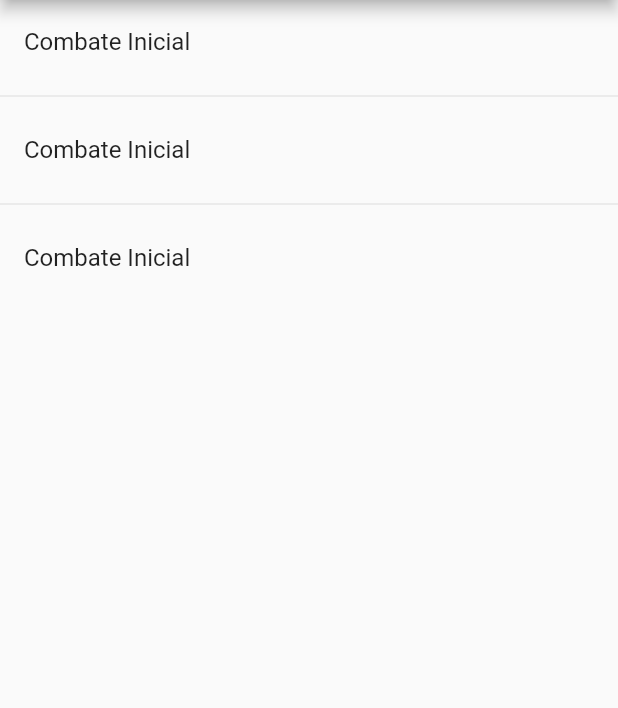
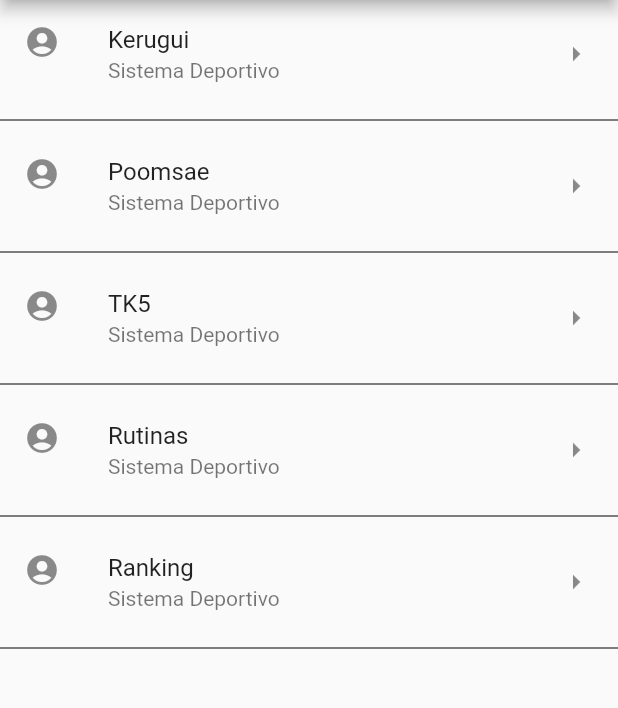
Before and after one commit to QuispeRosasGabriel/FlutterApp, a Flutter app: the screen it shows after launch, on a phone screen of 412 x 824 dp, the part 84-792 px from its top. Run offline on Flutter 3.47's test engine with Material 2 defaults, Android fonts, the phone set to English and light mode, and no system bars.

Commit message:
trailing and leading

```diff
--- a/lib/src/pages/home_theme.dart
+++ b/lib/src/pages/home_theme.dart
@@ -1,27 +1,52 @@
 import 'package:flutter/material.dart';
 
 class HomePageTemp extends StatelessWidget {
+  final opciones = ['Kerugui', 'Poomsae', 'TK5', 'Rutinas', 'Ranking'];
+
   @override
   Widget build(BuildContext context) {
     return Scaffold(
       appBar: (AppBar(title: Text("Componentes APP"))),
       body: ListView(
-        children: <Widget>[
-          ListTile(
-            title: Text("Combate Inicial"),
-          ),
-          // Coloca una raya como un hr
-          // Divider(),
-          Divider(),
-          ListTile(
-            title: Text("Combate Inicial"),
-          ),
-          Divider(),
-          ListTile(
-            title: Text("Combate Inicial"),
-          )
-        ],
+        // children: _crearItems(),
+        children: _crearItemsCortos(),
       ),
     );
   }
+
+  List<Widget> _crearItems() {
+    List<Widget> lista = new List<Widget>();
+    for (String opt in opciones) {
+      final tempWidget = ListTile(
+        title: Text(opt),
+      );
+      lista
+        ..add(tempWidget)
+        ..add(Divider(
+          color: Colors.black,
+        ));
+    }
+
+    return lista;
+  }
+
+  List<Widget> _crearItemsCortos() {
+    return opciones
+        .map((item) => Column(
+              children: <Widget>[
+                ListTile(
+                  title: Text(item),
+                  subtitle: Text("Sistema Deportivo"),
+                  //Leading coloca items delante del contenido mientras que trailing al final
+                  leading: Icon(Icons.account_circle),
+                  trailing: Icon(Icons.arrow_right),
+                  onTap: () {},
+                ),
+                Divider(
+                  color: Colors.black,
+                )
+              ],
+            ))
+        .toList();
+  }
 }
```
